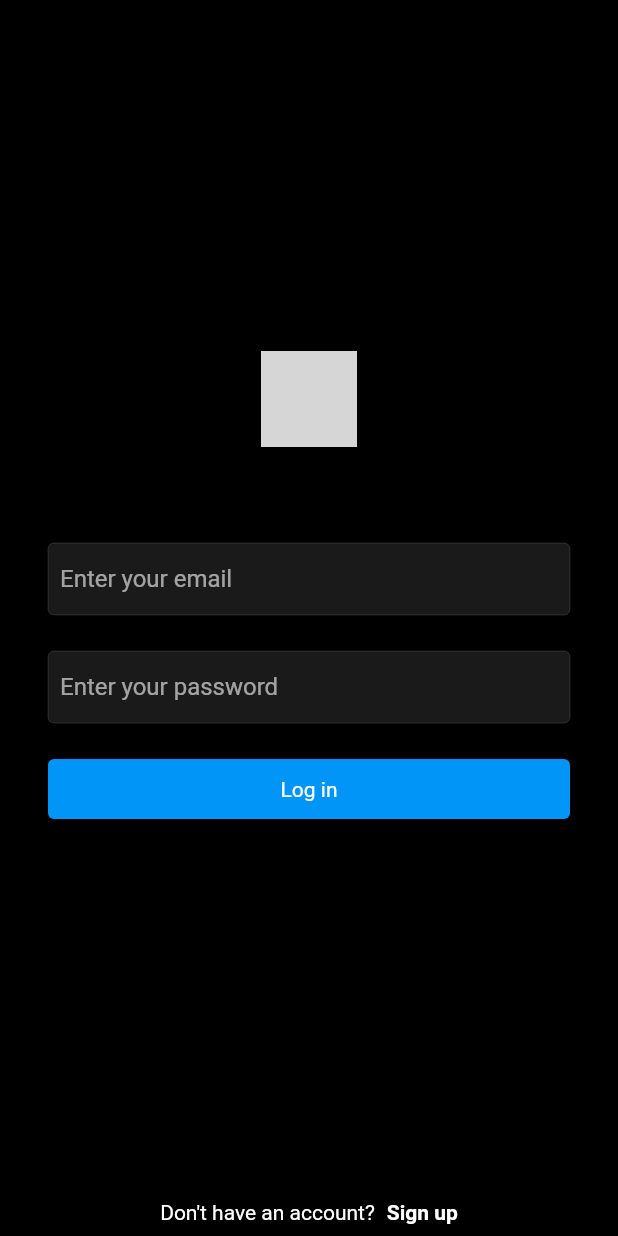
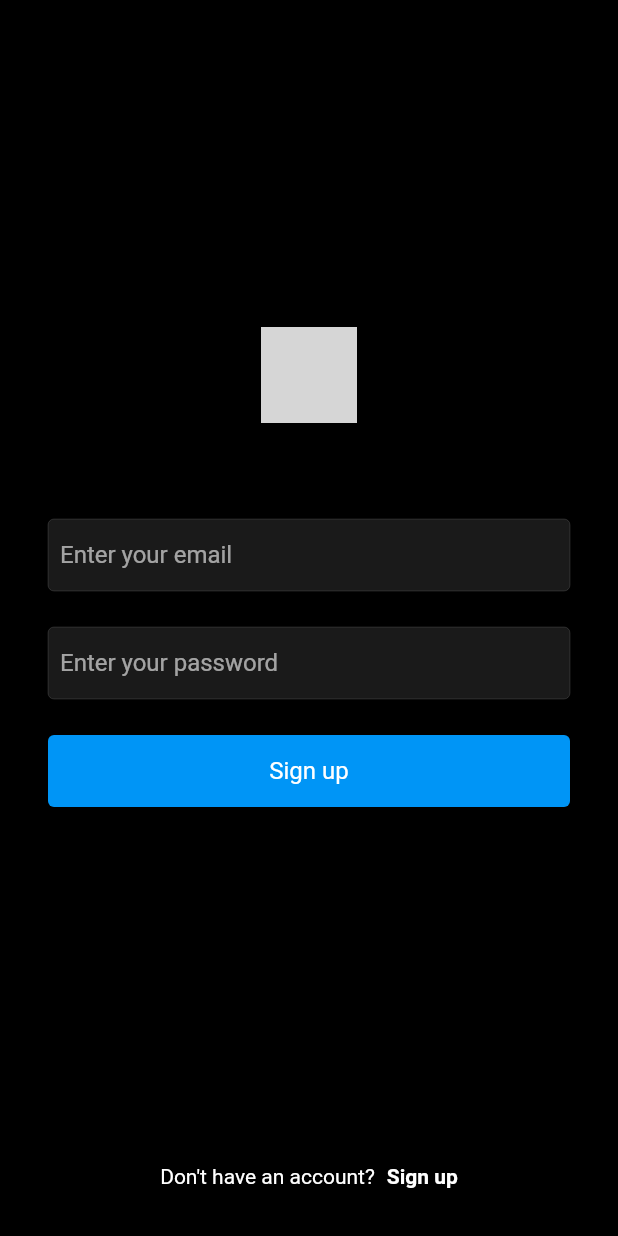
Before and after one commit to HolikovOleksandr/instagram_clone, a Flutter app: the LoginScreen screen opened directly, on a phone screen of 412 x 824 dp. Run offline on Flutter 3.47's test engine with Material 2 defaults, Android fonts, the phone set to English and light mode, and no system bars; our stand-ins replace cloud_firestore, firebase_auth, firebase_core, firebase_storage, flutter_svg, image_picker; accounts and stored records are empty; grey boxes are pictures that could not be loaded.

```diff
--- a/lib/screens/login_screen.dart
+++ b/lib/screens/login_screen.dart
@@ -1,9 +1,15 @@
-// ignore_for_file: deprecated_member_use, prefer_const_constructors
-
+// ignore_for_file: deprecated_member_use, prefer_const_constructors, use_build_context_synchronously
+import 'package:instagram_clone/responcive/mobile_layout.dart';
+import 'package:instagram_clone/responcive/responcive_layout.dart';
+import 'package:instagram_clone/responcive/web_layout.dart';
+import 'package:instagram_clone/widgets/text_field_input.dart';
+import 'package:instagram_clone/resources/auth_methods.dart';
+import 'package:instagram_clone/screens/signup_screen.dart';
+import 'package:instagram_clone/widgets/auth_button.dart';
+import 'package:instagram_clone/utils/colors.dart';
+import 'package:instagram_clone/utils/utils.dart';
 import 'package:flutter/material.dart';
 import 'package:flutter_svg/svg.dart';
-import 'package:instagram_clone/utils/colors.dart';
-import 'package:instagram_clone/widgets/text_field_input.dart';
 
 class LoginScreen extends StatefulWidget {
   const LoginScreen({super.key});
@@ -15,14 +21,48 @@ class LoginScreen extends StatefulWidget {
 }
 
 class _LoginScreenState extends State<LoginScreen> {
-  final TextEditingController _passwordController = TextEditingController();
-  final TextEditingController _emailController = TextEditingController();
+  final TextEditingController _password = TextEditingController();
+  final TextEditingController _email = TextEditingController();
+  bool _isLoading = false;
 
   @override
   void dispose() {
-    _passwordController.dispose();
-    _emailController.dispose();
+    _password.dispose();
+    _email.dispose();
     super.dispose();
+  }
+
+  void loginUser() async {
+    setState(() => _isLoading = true);
+
+    String res = await AuthMethods().loginUser(
+      email: _email.text,
+      password: _password.text,
+    );
+
+    if (res == "success") {
+      Navigator.of(context).pushReplacement(
+        MaterialPageRoute(
+          builder: (context) => ResponsiveLayout(
+            mobileScreen: MobileScreen(),
+            webScreen: WebScreen(),
+          ),
+        ),
+      );
+    } else {
+      //
+      showSnackBar(context, res);
+    }
+    debugPrint(" ======== ${res.toString()} ========");
+    setState(() => _isLoading = false);
+  }
+
+  navigateToSignUp() {
+    Navigator.of(context).push(
+      MaterialPageRoute(
+        builder: (context) => SignupScreen(),
+      ),
+    );
   }
 
   @override
@@ -45,32 +85,23 @@ class _LoginScreenState extends State<LoginScreen> {
               // Email text input field
               TextFielsInput(
                   keyboardType: TextInputType.emailAddress,
-                  textController: _emailController,
+                  textController: _email,
                   hintText: 'Enter your email'),
               SizedBox(height: 24),
               //
               // Password text input field
               TextFielsInput(
                   keyboardType: TextInputType.text,
-                  textController: _passwordController,
+                  textController: _password,
                   hintText: 'Enter your password',
                   isPassword: true),
               SizedBox(height: 24),
               //
               // Login user button
-              InkWell(
-                onTap: () {},
-                child: Container(
-                  width: double.infinity,
-                  alignment: Alignment.center,
-                  padding: EdgeInsets.symmetric(vertical: 12),
-                  decoration: ShapeDecoration(
-                    color: AppColor.blue,
-                    shape: RoundedRectangleBorder(
-                        borderRadius: BorderRadius.all(Radius.circular(4))),
-                  ),
-                  child: Text('Log in'),
-                ),
+              AuthButton(
+                onTap: () => loginUser(),
+                isLoading: _isLoading,
+                text: 'Sign up',
               ),
               SizedBox(height: 12),
               Spacer(),
@@ -83,7 +114,7 @@ class _LoginScreenState extends State<LoginScreen> {
                   ),
                   SizedBox(width: 8),
                   GestureDetector(
-                    onTap: null,
+                    onTap: () => navigateToSignUp(),
                     child: Container(
                       padding: EdgeInsets.symmetric(vertical: 8),
                       child: Text(
@@ -94,6 +125,7 @@ class _LoginScreenState extends State<LoginScreen> {
                   ),
                 ],
               ),
+              SizedBox(height: 24),
             ],
           ),
         ),
--- /dev/null
+++ b/lib/widgets/auth_button.dart
@@ -0,0 +1,47 @@
+import 'package:instagram_clone/utils/colors.dart';
+import 'package:flutter/material.dart';
+
+class AuthButton extends StatelessWidget {
+  final bool isLoading;
+  final String text;
+  final Function()? onTap;
+
+  const AuthButton({
+    super.key,
+    required this.text,
+    required this.onTap,
+    required this.isLoading,
+  });
+
+  @override
+  Widget build(BuildContext context) {
+    return InkWell(
+      onTap: onTap,
+      child: Container(
+        height: 48,
+        width: double.infinity,
+        alignment: Alignment.center,
+        decoration: const ShapeDecoration(
+          color: AppColor.blue,
+          shape: RoundedRectangleBorder(
+              borderRadius: BorderRadius.all(Radius.circular(4))),
+        ),
+        child: !isLoading
+            ? Text(
+                text,
+                style: const TextStyle(fontSize: 16),
+              )
+            : const Center(
+                child: SizedBox(
+                  width: 26,
+                  height: 26,
+                  child: CircularProgressIndicator(
+                    backgroundColor: AppColor.primary,
+                    strokeWidth: 1.5,
+                  ),
+                ),
+              ),
+      ),
+    );
+  }
+}
```
Also changed, not shown: lib/main.dart (+20 -3 lines), lib/resources/auth_methods.dart (+33 -2 lines), lib/responcive/mobile_layout.dart (+20 -2 lines), lib/responcive/web_layout.dart (+20 -2 lines), lib/screens/home_screen.dart (added, +21 -0 lines), lib/screens/signup_screen.dart (+36 -30 lines).
